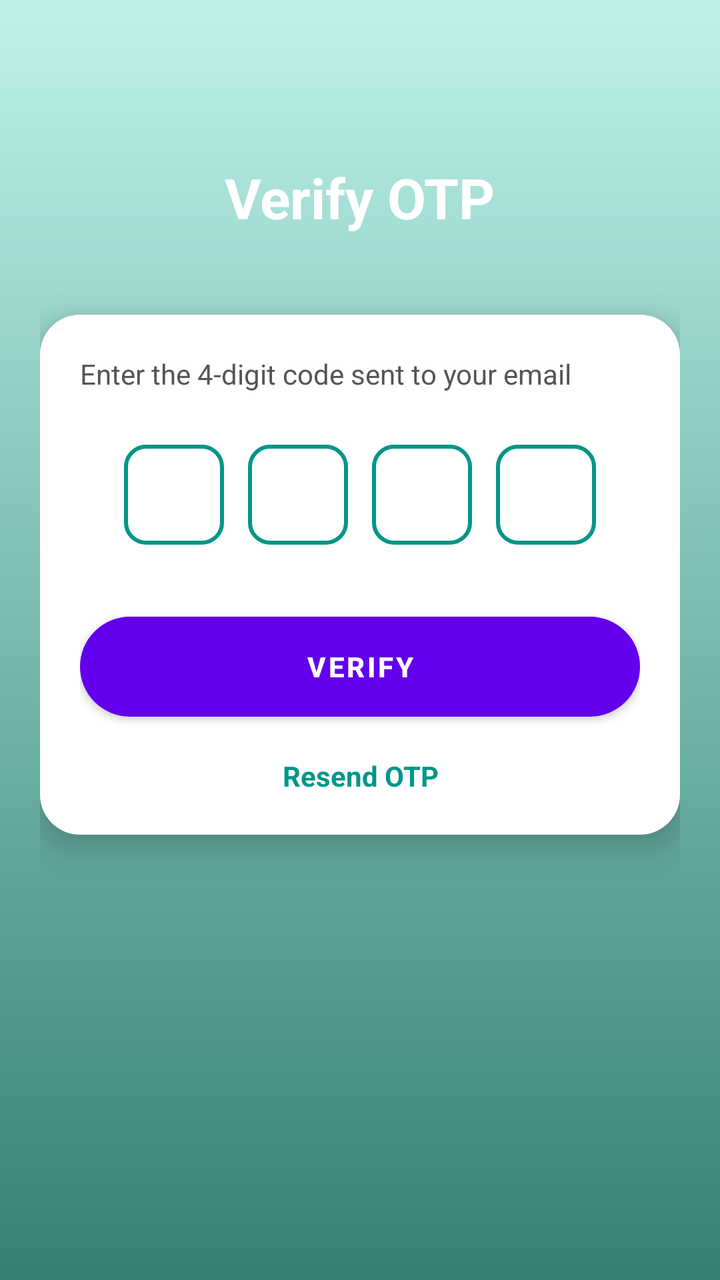
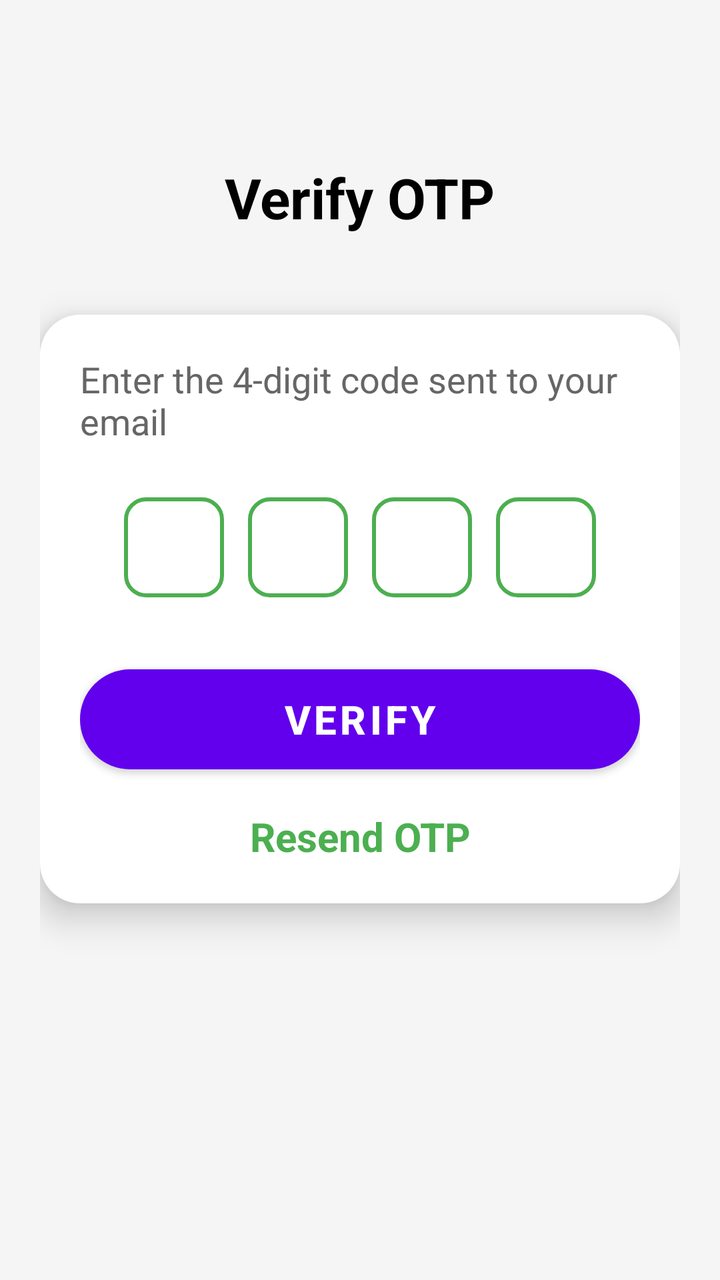

Screens rendered from an Android XML layout before and after an edit, with the pre-edit source and the edit as a unified diff.
<!-- AndroidManifest.xml: activity theme Theme.MaterialComponents.DayNight.NoActionBar -->
<!-- res/layout/activity_otp.xml -->
<?xml version="1.0" encoding="utf-8"?>
<RelativeLayout xmlns:android="http://schemas.android.com/apk/res/android"
    android:layout_width="match_parent"
    android:layout_height="match_parent"
    android:background="@drawable/bg_gradient"
    android:padding="20dp">

    
    <TextView
        android:id="@+id/title"
        android:text="Verify OTP"
        android:textSize="28sp"
        android:textStyle="bold"
        android:textColor="#FFFFFF"
        android:layout_marginTop="60dp"
        android:layout_centerHorizontal="true"
        android:layout_width="wrap_content"
        android:layout_height="wrap_content"/>

    
    <LinearLayout
        android:id="@+id/otpCard"
        android:layout_width="match_parent"
        android:layout_height="wrap_content"
        android:layout_below="@id/title"
        android:layout_marginTop="40dp"
        android:background="@drawable/bg_card"
        android:orientation="vertical"
        android:padding="20dp"
        android:elevation="10dp">

        <TextView
            android:text="Enter the 4-digit code sent to your email"
            android:textColor="#555"
            android:textSize="14sp"
            android:layout_marginBottom="20dp"
            android:layout_width="wrap_content"
            android:layout_height="wrap_content"/>

        
        <LinearLayout
            android:layout_width="match_parent"
            android:layout_height="wrap_content"
            android:gravity="center"
            android:orientation="horizontal">

            <EditText
                android:id="@+id/otp1"
                style="@style/OtpBox"/>

            <EditText
                android:id="@+id/otp2"
                style="@style/OtpBox"/>

            <EditText
                android:id="@+id/otp3"
                style="@style/OtpBox"/>

            <EditText
                android:id="@+id/otp4"
                style="@style/OtpBox"/>

        </LinearLayout>

        
        <Button
            android:id="@+id/verifyBtn"
            android:layout_width="match_parent"
            android:layout_height="50dp"
            android:text="VERIFY"
            android:textColor="#FFFFFF"
            android:textStyle="bold"
            android:layout_marginTop="30dp"
            android:background="@drawable/bg_button"/>

        
        <TextView
            android:id="@+id/resendBtn"
            android:text="Resend OTP"
            android:textColor="#009688"
            android:textStyle="bold"
            android:layout_marginTop="20dp"
            android:gravity="center"
            android:layout_width="match_parent"
            android:layout_height="wrap_content"/>
            <ProgressBar
    android:id="@+id/resendLoader"
    style="?android:attr/progressBarStyleSmall"
    android:layout_width="wrap_content"
    android:layout_height="wrap_content"
    android:visibility="gone"
    android:layout_marginTop="10dp"/>

    </LinearLayout>

</RelativeLayout>
<!-- resources referenced by this layout -->
<resources>
  <!-- drawable bg_button (drawable) -->
  <shape xmlns:android="http://schemas.android.com/apk/res/android">
      <gradient
          android:startColor="#00BFA5"
          android:endColor="#009688"
          android:angle="0"/>
      <corners android:radius="25dp"/>
  </shape>
  <!-- drawable bg_card (drawable) -->
  <?xml version="1.0" encoding="utf-8"?>
  <shape xmlns:android="http://schemas.android.com/apk/res/android">
      
      <solid android:color="#FFFFFF"/>
  
      <corners android:radius="20dp"/>
  
  </shape>
  <!-- drawable bg_gradient (drawable) -->
  <?xml version="1.0" encoding="utf-8"?>
  <shape xmlns:android="http://schemas.android.com/apk/res/android">
  
      <gradient
          android:startColor="#bdf2ea"
          android:endColor="#348074"
          android:angle="270" />
  
      <corners android:radius="0dp"/>
  
  </shape>
  <style name="OtpBox">
          <item name="android:layout_width">50dp</item>
          <item name="android:layout_height">50dp</item>
          <item name="android:layout_margin">6dp</item>
          <item name="android:gravity">center</item>
          <item name="android:textSize">18sp</item>
          <item name="android:background">@drawable/bg_otp_box</item>
          <item name="android:inputType">number</item>
          <item name="android:maxLength">1</item>
      </style>
  <!-- drawable bg_otp_box (drawable) -->
  <shape xmlns:android="http://schemas.android.com/apk/res/android">
      <stroke android:width="2dp" android:color="#009688"/>
      <corners android:radius="10dp"/>
      <solid android:color="#FFFFFF"/>
  </shape>
</resources>

<!-- the commit's change to res/layout/activity_otp.xml (unified diff, before → after) -->
@@ -2,7 +2,7 @@
 <RelativeLayout xmlns:android="http://schemas.android.com/apk/res/android"
     android:layout_width="match_parent"
     android:layout_height="match_parent"
-    android:background="@drawable/bg_gradient"
+    android:background="@color/background"
     android:padding="20dp">
 
     
@@ -11,7 +11,7 @@
         android:text="Verify OTP"
         android:textSize="28sp"
         android:textStyle="bold"
-        android:textColor="#FFFFFF"
+        android:textColor="@color/text_primary"
         android:layout_marginTop="60dp"
         android:layout_centerHorizontal="true"
         android:layout_width="wrap_content"
@@ -30,12 +30,12 @@
         android:elevation="10dp">
 
         <TextView
+            android:layout_width="wrap_content"
+            android:layout_height="wrap_content"
+            android:layout_marginBottom="20dp"
             android:text="Enter the 4-digit code sent to your email"
-            android:textColor="#555"
-            android:textSize="14sp"
-            android:layout_marginBottom="20dp"
-            android:layout_width="wrap_content"
-            android:layout_height="wrap_content"/>
+            android:textColor="@color/text_secondary"
+            android:textSize="18sp" />
 
         
         <LinearLayout
@@ -67,22 +67,24 @@
             android:id="@+id/verifyBtn"
             android:layout_width="match_parent"
             android:layout_height="50dp"
+            android:layout_marginTop="30dp"
+            android:background="@drawable/bg_button"
             android:text="VERIFY"
             android:textColor="#FFFFFF"
-            android:textStyle="bold"
-            android:layout_marginTop="30dp"
-            android:background="@drawable/bg_button"/>
+            android:textSize="20sp"
+            android:textStyle="bold" />
 
         
         <TextView
             android:id="@+id/resendBtn"
-            android:text="Resend OTP"
-            android:textColor="#009688"
-            android:textStyle="bold"
+            android:layout_width="match_parent"
+            android:layout_height="wrap_content"
             android:layout_marginTop="20dp"
             android:gravity="center"
-            android:layout_width="match_parent"
-            android:layout_height="wrap_content"/>
+            android:text="Resend OTP"
+            android:textColor="@color/accent"
+            android:textSize="20sp"
+            android:textStyle="bold" />
             <ProgressBar
     android:id="@+id/resendLoader"
     style="?android:attr/progressBarStyleSmall"
<!-- resource entries referenced after the edit -->
@@ -1,49 +1,51 @@
 <!-- resources referenced by this layout -->
 <resources>
+  <color name="accent">#4CAF50</color>
+  <color name="background">#F5F5F5</color>
+  <color name="text_primary">#000000</color>
+  <color name="text_secondary">#666666</color>
   <!-- drawable bg_button (drawable) -->
   <shape xmlns:android="http://schemas.android.com/apk/res/android">
       <gradient
-          android:startColor="#00BFA5"
-          android:endColor="#009688"
+          android:startColor="@color/primary_button"
+          android:endColor="@color/accent"
           android:angle="0"/>
       <corners android:radius="25dp"/>
   </shape>
   <!-- drawable bg_card (drawable) -->
   <?xml version="1.0" encoding="utf-8"?>
   <shape xmlns:android="http://schemas.android.com/apk/res/android">
-      
-      <solid android:color="#FFFFFF"/>
+  
+      <solid android:color="@color/card"/>
   
       <corners android:radius="20dp"/>
   
   </shape>
-  <!-- drawable bg_gradient (drawable) -->
+  <style name="OtpBox">
+      <item name="android:layout_width">50dp</item>
+      <item name="android:layout_height">50dp</item>
+      <item name="android:layout_margin">6dp</item>
+      <item name="android:gravity">center</item>
+      <item name="android:textSize">18sp</item>
+      <item name="android:textColor">@color/text_primary</item>
+      <item name="android:background">@drawable/bg_otp_box</item>
+      <item name="android:inputType">number</item>
+      <item name="android:maxLength">1</item>
+  </style>
+  <color name="primary_button">#61C7B8</color>
+  <color name="card">#FFFFFF</color>
+  <!-- drawable bg_otp_box (drawable) -->
   <?xml version="1.0" encoding="utf-8"?>
   <shape xmlns:android="http://schemas.android.com/apk/res/android">
   
-      <gradient
-          android:startColor="#bdf2ea"
-          android:endColor="#348074"
-          android:angle="270" />
+      <stroke
+          android:width="2dp"
+          android:color="@color/accent"/>
   
-      <corners android:radius="0dp"/>
+      <corners android:radius="10dp"/>
   
-  </shape>
-  <style name="OtpBox">
-          <item name="android:layout_width">50dp</item>
-          <item name="android:layout_height">50dp</item>
-          <item name="android:layout_margin">6dp</item>
-          <item name="android:gravity">center</item>
-          <item name="android:textSize">18sp</item>
-          <item name="android:background">@drawable/bg_otp_box</item>
-          <item name="android:inputType">number</item>
-          <item name="android:maxLength">1</item>
-      </style>
-  <!-- drawable bg_otp_box (drawable) -->
-  <shape xmlns:android="http://schemas.android.com/apk/res/android">
-      <stroke android:width="2dp" android:color="#009688"/>
-      <corners android:radius="10dp"/>
-      <solid android:color="#FFFFFF"/>
+      <solid android:color="@color/card"/>
+  
   </shape>
 </resources>
 
